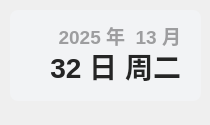
Qt form ui/default/widget-time.ui (Class-Widgets/Class-Widgets) before a commit.
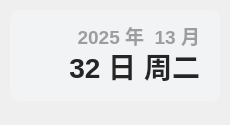
The same form after that commit.

Patch:
```diff
--- a/ui/default/widget-time.ui
+++ b/ui/default/widget-time.ui
@@ -6,7 +6,7 @@
    <rect>
     <x>0</x>
     <y>0</y>
-    <width>210</width>
+    <width>230</width>
     <height>125</height>
    </rect>
   </property>
@@ -30,7 +30,7 @@
     <rect>
      <x>20</x>
      <y>20</y>
-     <width>161</width>
+     <width>180</width>
      <height>31</height>
     </rect>
    </property>
@@ -38,7 +38,6 @@
     <font>
      <family>Microsoft YaHei UI</family>
      <pointsize>14</pointsize>
-     <weight>75</weight>
      <bold>true</bold>
     </font>
    </property>
@@ -61,7 +60,7 @@
     <rect>
      <x>30</x>
      <y>40</y>
-     <width>151</width>
+     <width>170</width>
      <height>51</height>
     </rect>
    </property>
@@ -69,7 +68,6 @@
     <font>
      <family>Microsoft YaHei UI</family>
      <pointsize>21</pointsize>
-     <weight>75</weight>
      <bold>true</bold>
     </font>
    </property>
@@ -93,7 +91,7 @@
     <rect>
      <x>10</x>
      <y>10</y>
-     <width>191</width>
+     <width>210</width>
      <height>91</height>
     </rect>
    </property>
```
Left out of the diff: 2 changed lines with no effect on the pictures.
